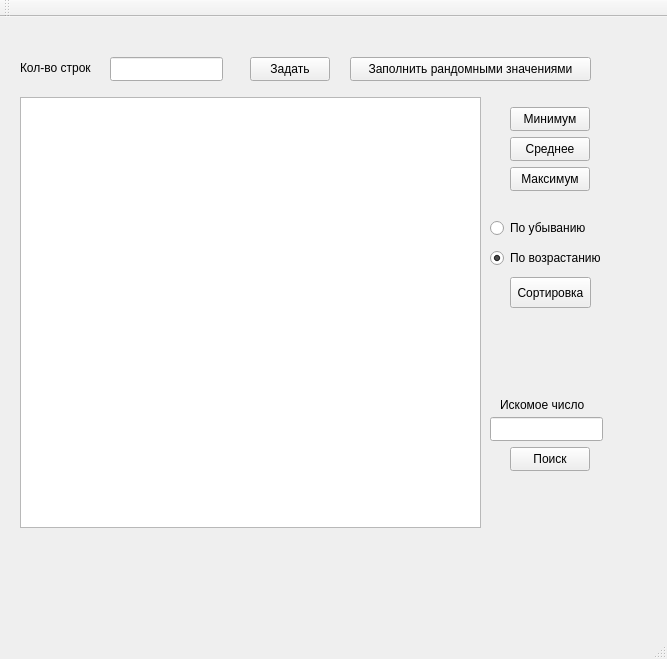
First picture: the form in QtExcel/QtExcel.ui, repository Rowolfs/QtExcel, before the edit.
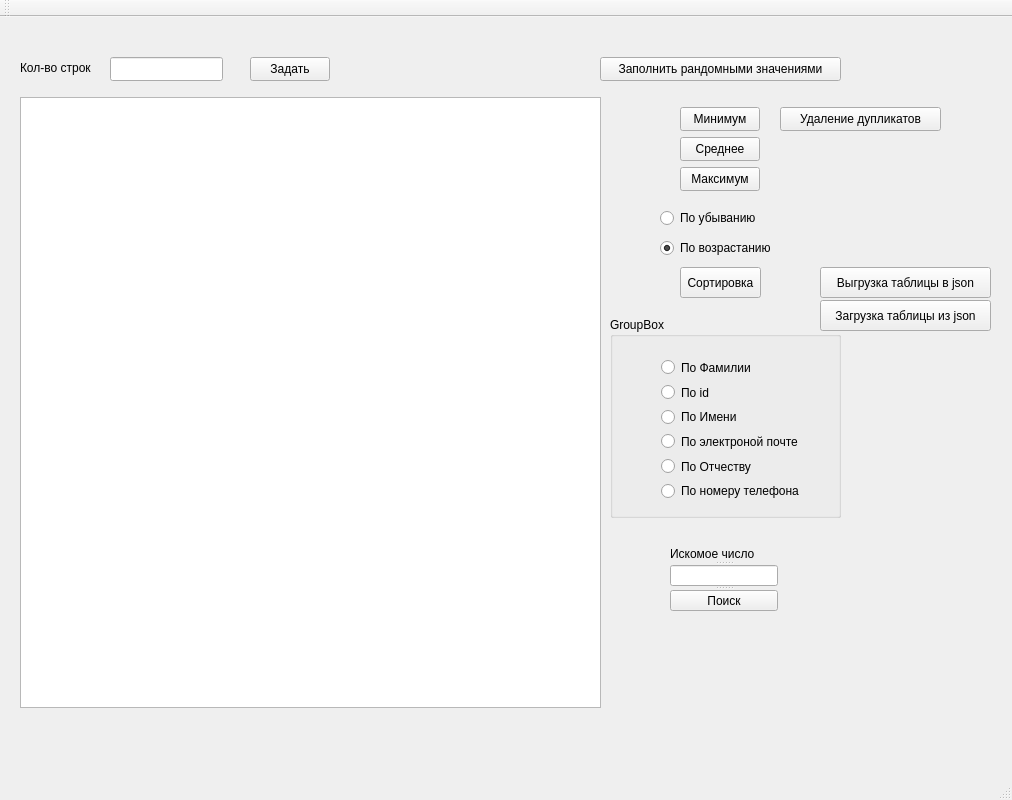
Second picture: the form after the edit.

Patch:
```diff
--- a/QtExcel/QtExcel.ui
+++ b/QtExcel/QtExcel.ui
@@ -6,8 +6,8 @@
    <rect>
     <x>0</x>
     <y>0</y>
-    <width>667</width>
-    <height>659</height>
+    <width>1012</width>
+    <height>800</height>
    </rect>
   </property>
   <property name="windowTitle">
@@ -19,8 +19,8 @@
      <rect>
       <x>20</x>
       <y>80</y>
-      <width>461</width>
-      <height>431</height>
+      <width>581</width>
+      <height>611</height>
      </rect>
     </property>
    </widget>
@@ -63,7 +63,7 @@
    <widget class="QPushButton" name="fillRandom">
     <property name="geometry">
      <rect>
-      <x>350</x>
+      <x>600</x>
       <y>40</y>
       <width>241</width>
       <height>24</height>
@@ -76,7 +76,7 @@
    <widget class="QPushButton" name="minimum">
     <property name="geometry">
      <rect>
-      <x>510</x>
+      <x>680</x>
       <y>90</y>
       <width>80</width>
       <height>24</height>
@@ -89,7 +89,7 @@
    <widget class="QPushButton" name="average">
     <property name="geometry">
      <rect>
-      <x>510</x>
+      <x>680</x>
       <y>120</y>
       <width>80</width>
       <height>24</height>
@@ -102,7 +102,7 @@
    <widget class="QPushButton" name="maximum">
     <property name="geometry">
      <rect>
-      <x>510</x>
+      <x>680</x>
       <y>150</y>
       <width>80</width>
       <height>24</height>
@@ -115,8 +115,8 @@
    <widget class="QPushButton" name="sort">
     <property name="geometry">
      <rect>
-      <x>510</x>
-      <y>260</y>
+      <x>680</x>
+      <y>250</y>
       <width>81</width>
       <height>31</height>
      </rect>
@@ -128,8 +128,8 @@
    <widget class="QRadioButton" name="Descending">
     <property name="geometry">
      <rect>
-      <x>490</x>
-      <y>200</y>
+      <x>660</x>
+      <y>190</y>
       <width>101</width>
       <height>22</height>
      </rect>
@@ -141,8 +141,8 @@
    <widget class="QRadioButton" name="Ascending">
     <property name="geometry">
      <rect>
-      <x>490</x>
-      <y>230</y>
+      <x>660</x>
+      <y>220</y>
       <width>111</width>
       <height>22</height>
      </rect>
@@ -154,40 +154,143 @@
      <bool>true</bool>
     </property>
    </widget>
-   <widget class="QLabel" name="labelFindValley">
+   <widget class="QGroupBox" name="groupBox">
+    <property name="enabled">
+     <bool>true</bool>
+    </property>
     <property name="geometry">
      <rect>
-      <x>500</x>
-      <y>380</y>
-      <width>91</width>
-      <height>16</height>
+      <x>610</x>
+      <y>300</y>
+      <width>231</width>
+      <height>201</height>
      </rect>
     </property>
-    <property name="text">
-     <string>Искомое число</string>
+    <property name="minimumSize">
+     <size>
+      <width>50</width>
+      <height>50</height>
+     </size>
     </property>
+    <property name="title">
+     <string>GroupBox</string>
+    </property>
+    <widget class="QWidget" name="gridLayoutWidget">
+     <property name="geometry">
+      <rect>
+       <x>40</x>
+       <y>30</y>
+       <width>160</width>
+       <height>164</height>
+      </rect>
+     </property>
+     <layout class="QGridLayout" name="gridLayout">
+      <item row="4" column="0">
+       <widget class="QRadioButton" name="FamilyRadioButton">
+        <property name="text">
+         <string>По Отчеству</string>
+        </property>
+       </widget>
+      </item>
+      <item row="2" column="0">
+       <widget class="QRadioButton" name="NameRadioButton">
+        <property name="text">
+         <string>По Имени</string>
+        </property>
+       </widget>
+      </item>
+      <item row="5" column="0">
+       <widget class="QRadioButton" name="PhoneNumberradioButton">
+        <property name="text">
+         <string>По номеру телефона</string>
+        </property>
+       </widget>
+      </item>
+      <item row="0" column="0">
+       <widget class="QRadioButton" name="SurnamesRadioButton">
+        <property name="text">
+         <string>По Фамилии</string>
+        </property>
+       </widget>
+      </item>
+      <item row="3" column="0">
+       <widget class="QRadioButton" name="EmailRadioButton">
+        <property name="text">
+         <string>По электроной почте</string>
+        </property>
+       </widget>
+      </item>
+      <item row="1" column="0">
+       <widget class="QRadioButton" name="IdRadioButton">
+        <property name="text">
+         <string>По id</string>
+        </property>
+       </widget>
+      </item>
+     </layout>
+    </widget>
    </widget>
-   <widget class="QLineEdit" name="editSearch">
+   <widget class="QSplitter" name="splitter">
     <property name="geometry">
      <rect>
-      <x>490</x>
-      <y>400</y>
-      <width>113</width>
-      <height>24</height>
+      <x>670</x>
+      <y>530</y>
+      <width>108</width>
+      <height>64</height>
      </rect>
     </property>
+    <property name="orientation">
+     <enum>Qt::Orientation::Vertical</enum>
+    </property>
+    <widget class="QLabel" name="labelFindValley">
+     <property name="text">
+      <string>Искомое число</string>
+     </property>
+    </widget>
+    <widget class="QLineEdit" name="editSearch"/>
+    <widget class="QPushButton" name="search">
+     <property name="text">
+      <string>Поиск</string>
+     </property>
+    </widget>
    </widget>
-   <widget class="QPushButton" name="search">
+   <widget class="QPushButton" name="deleteDuplicates">
     <property name="geometry">
      <rect>
-      <x>510</x>
-      <y>430</y>
-      <width>80</width>
+      <x>780</x>
+      <y>90</y>
+      <width>161</width>
       <height>24</height>
      </rect>
     </property>
     <property name="text">
-     <string>Поиск</string>
+     <string>Удаление дупликатов</string>
+    </property>
+   </widget>
+   <widget class="QPushButton" name="jsonOutput">
+    <property name="geometry">
+     <rect>
+      <x>820</x>
+      <y>250</y>
+      <width>171</width>
+      <height>31</height>
+     </rect>
+    </property>
+    <property name="text">
+     <string>Выгрузка таблицы в json</string>
+    </property>
+   </widget>
+   <widget class="QPushButton" name="jsonInput">
+    <property name="geometry">
+     <rect>
+      <x>820</x>
+      <y>283</y>
+      <width>171</width>
+      <height>31</height>
+     </rect>
+    </property>
+    <property name="text">
+     <string>Загрузка таблицы из json</string>
     </property>
    </widget>
   </widget>
```
Left out of the diff: 4 changed lines with no effect on the pictures.
